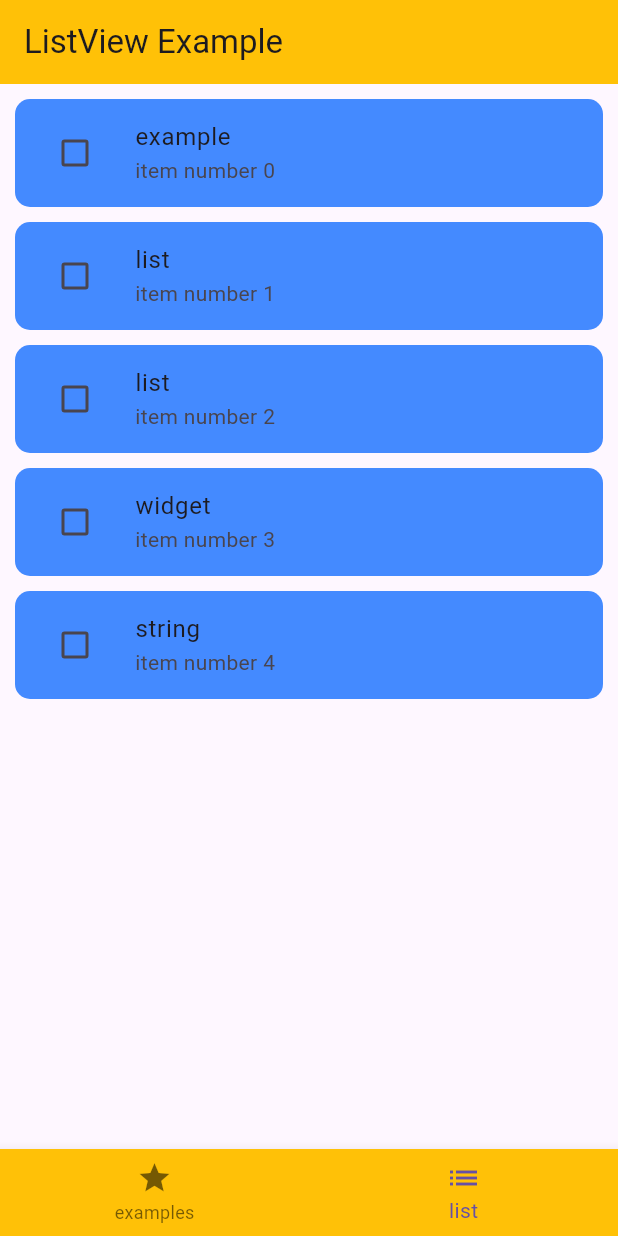
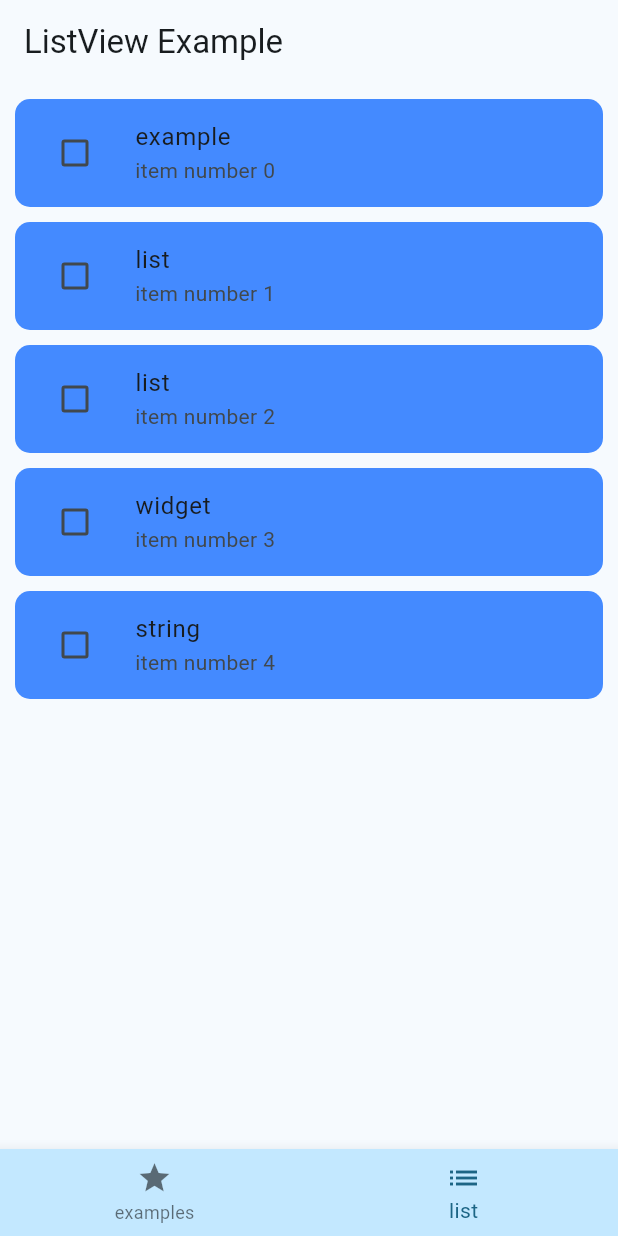
Before and after one commit to Momen-Assaf/Flutter-Course, a Flutter app: the screen it shows after launch, item 2 of the bottom bar chosen, on a phone screen of 412 x 824 dp. Run offline on Flutter 3.47's test engine with Material 3 defaults, Android fonts, the phone set to English and light mode, and no system bars.

Commit message:
lesson 33, themes

```diff
--- /dev/null
+++ b/2_Flutter_Basics/ThemesWebsites.txt
@@ -0,0 +1,5 @@
+Theme Creation:
+https://rxlabz.github.io/panache_web/#/
+
+Material3:
+https://m3.material.io/get-started
--- a/2_Flutter_Basics/lib/main.dart
+++ b/2_Flutter_Basics/lib/main.dart
@@ -1,6 +1,7 @@
 import 'package:basics/presentation/navigation_example_screens/screen_one.dart';
 import 'package:basics/presentation/navigation_example_screens/screen_two.dart';
 import 'package:basics/root_bottom_navigation.dart';
+import 'package:basics/theme.dart';
 import 'package:flutter/material.dart';
 
 void main() {
@@ -13,10 +14,9 @@ class MyApp extends StatelessWidget {
   @override
   Widget build(BuildContext context) {
     return MaterialApp(
-      theme: ThemeData(
-          appBarTheme: const AppBarTheme(
-        backgroundColor: Colors.amber,
-      )),
+      themeMode: ThemeMode.light,
+      theme: AppTheme.lightTheme,
+      darkTheme: AppTheme.darkTheme,
       debugShowCheckedModeBanner: false,
       home: const RootBottomNavigation(),
       routes: <String, WidgetBuilder>{
--- a/2_Flutter_Basics/lib/presentation/widget_examples/widgets/layout_builder_example.dart
+++ b/2_Flutter_Basics/lib/presentation/widget_examples/widgets/layout_builder_example.dart
@@ -13,7 +13,7 @@ class LayoutBuilderExample extends StatelessWidget {
       height: 300,
       child: LayoutBuilder(builder: (context, constrains) {
         return Container(
-          color: Colors.blue,
+          color: Theme.of(context).colorScheme.secondary,
           width: constrains.maxWidth * 0.6,
           height: constrains.maxHeight / 2,
           margin: const EdgeInsets.only(top: 20),
--- a/2_Flutter_Basics/lib/root_bottom_navigation.dart
+++ b/2_Flutter_Basics/lib/root_bottom_navigation.dart
@@ -23,7 +23,7 @@ class _RootBottomNagicationState extends State<RootBottomNavigation> {
       ),
       bottomNavigationBar: BottomNavigationBar(
           currentIndex: _currentIndex,
-          backgroundColor: Colors.amber,
+          backgroundColor: Theme.of(context).colorScheme.primaryContainer,
           onTap: (index) {
             setState(() {
               _currentIndex = index;
--- /dev/null
+++ b/2_Flutter_Basics/lib/theme.dart
@@ -0,0 +1,18 @@
+import 'package:flutter/material.dart';
+
+class AppTheme {
+  AppTheme._();
+
+  static const _primaryColorLight = Colors.lightBlueAccent;
+  static const _primaryColorDark = Colors.lightGreenAccent;
+
+  static final ThemeData lightTheme = ThemeData(
+      useMaterial3: true,
+      colorScheme: ColorScheme.fromSeed(
+          seedColor: _primaryColorLight, brightness: Brightness.light));
+
+  static final ThemeData darkTheme = ThemeData(
+      useMaterial3: true,
+      colorScheme: ColorScheme.fromSeed(
+          seedColor: _primaryColorDark, brightness: Brightness.dark));
+}
```
